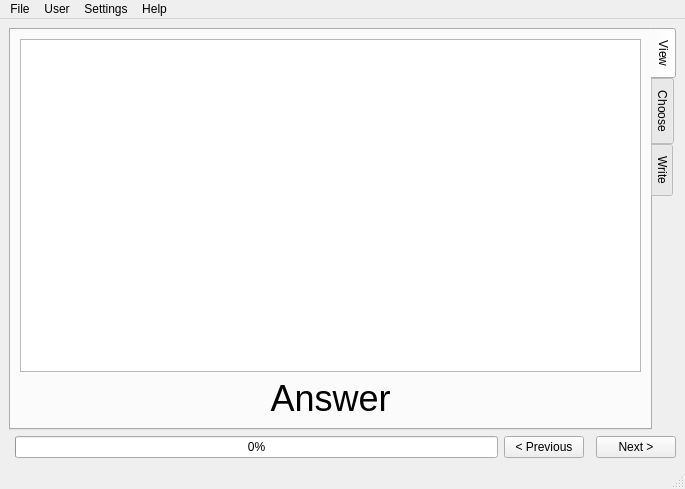
The window that trunk/main.ui (kelvan/pyKlicky) describes before a commit, drawn with Qt 5.
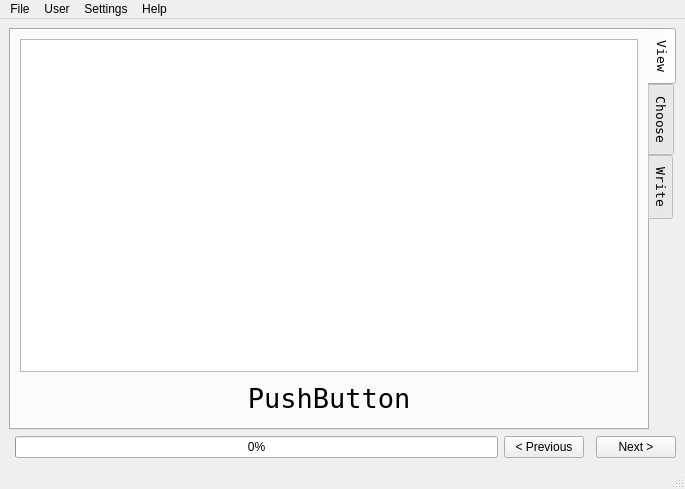
The same window after the commit.

```diff
--- a/trunk/main.ui
+++ b/trunk/main.ui
@@ -37,9 +37,21 @@
     </item>
     <item row="0" column="1" colspan="5">
      <widget class="QTabWidget" name="tabWidget">
+      <property name="font">
+       <font>
+        <family>Andale Mono</family>
+        <pointsize>10</pointsize>
+       </font>
+      </property>
+      <property name="autoFillBackground">
+       <bool>false</bool>
+      </property>
       <property name="tabPosition">
        <enum>QTabWidget::East</enum>
       </property>
+      <property name="tabShape">
+       <enum>QTabWidget::Rounded</enum>
+      </property>
       <property name="currentIndex">
        <number>0</number>
       </property>
@@ -52,17 +64,23 @@
          <widget class="QGraphicsView" name="imgView"/>
         </item>
         <item>
-         <widget class="QLabel" name="labelAnswer">
+         <widget class="QPushButton" name="labelAnswer">
           <property name="font">
            <font>
-            <pointsize>27</pointsize>
+            <pointsize>20</pointsize>
            </font>
           </property>
           <property name="text">
-           <string>Answer</string>
+           <string>PushButton</string>
           </property>
-          <property name="alignment">
-           <set>Qt::AlignCenter</set>
+          <property name="autoDefault">
+           <bool>false</bool>
+          </property>
+          <property name="default">
+           <bool>false</bool>
+          </property>
+          <property name="flat">
+           <bool>true</bool>
           </property>
          </widget>
         </item>
```
Left out of the diff: 2 changed lines with no effect on the pictures.
